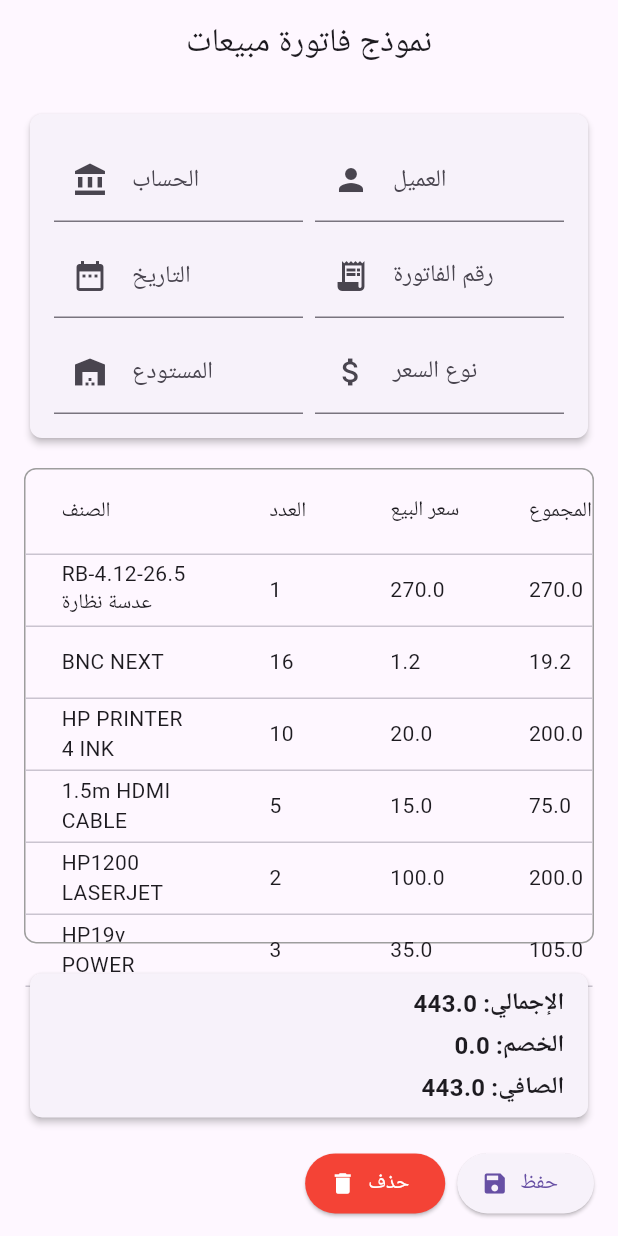
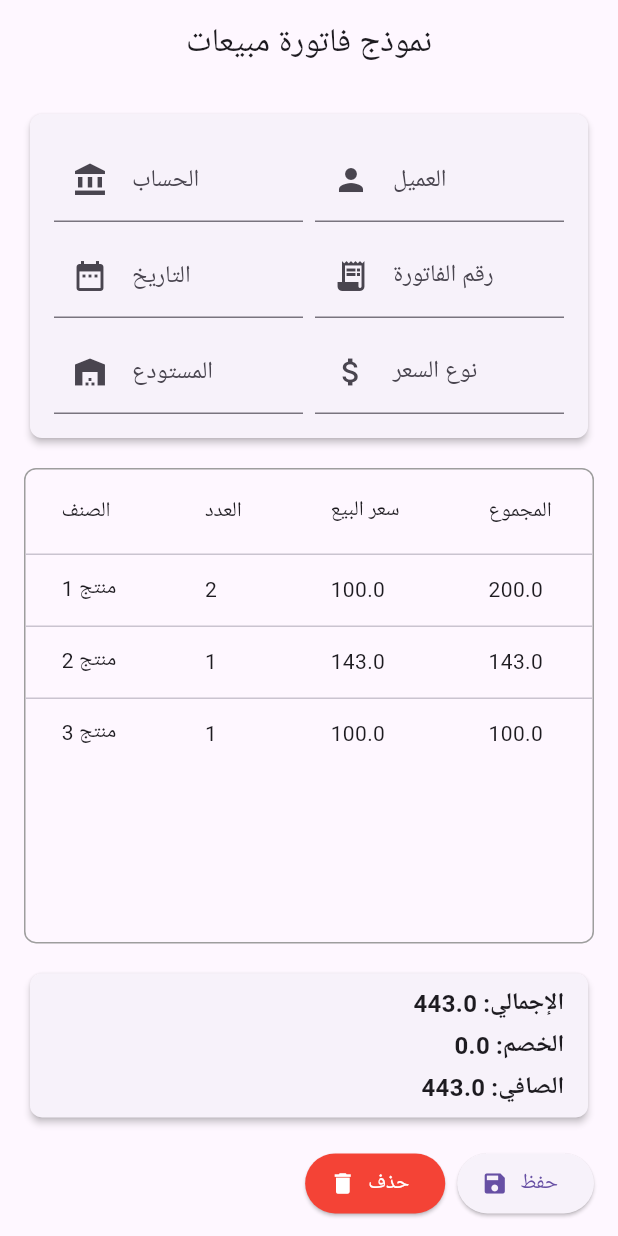
Before and after one commit to Ah95ed/Point-of-Sale, a Flutter app: the InvoicePage screen opened directly, on a phone screen of 412 x 824 dp. Run offline on Flutter 3.47's test engine with Material 3 defaults, Android fonts, the light colour scheme and no system bars; our stand-ins replace barcode_widget, file_picker, get, pdf, permission_handler, shared_preferences and 1 more; missing offline and left inert: fluent_ui, simple_barcode_scanner; accounts and stored records are empty.

Commit message:
edit sale interface sccreen

```diff
--- a/lib/Control/MobileContrller/MobileContrller.dart
+++ b/lib/Control/MobileContrller/MobileContrller.dart
@@ -6,7 +6,9 @@
 import 'package:point_of_sell/View/Pages/SalesInterface/SalesInterface.dart';
 import 'package:point_of_sell/View/Pages/home_screen.dart';
 
+
 class MobileContrller extends GetxController {
+
   List<Navigator> navigators = [
     Navigator(
       key: GlobalKey<NavigatorState>(),
--- a/lib/Helper/Locale/Language.dart
+++ b/lib/Helper/Locale/Language.dart
@@ -26,11 +26,17 @@ class Language implements Translations {
   static const import = 'import';
   static const mainSale = 'mainSale';
   static const billofsale = 'billofsale';
+  static const createListsale= "createListsale";
+  static const showlistsale = "showlistsale";
+  static const save = 'save';
 
 
   @override
   Map<String, Map<String, String>> get keys => {
         "ar": {
+          save: 'حفظ',
+          createListsale : "انشاء قائمة البيع",
+          showlistsale : "عرض قائمة البيع",
           billofsale: 'فاتورة البيع',
           mainSale: 'البيع الرئيسي',
           saleList: 'قائمة البيع',
@@ -96,6 +102,9 @@ class Language implements Translations {
           'SalesInterface': 'واجهة المبيعات',
         },
         "en": {
+          save: 'Save',
+          createListsale : "Create List Sale",
+          showlistsale : "Show List Sale",
           billofsale: 'Bill of Sale',
           mainSale: 'Main Sale',
           saleList: 'Sale List',
--- a/lib/View/Pages/SaleList/SaleList_Screen.dart
+++ b/lib/View/Pages/SaleList/SaleList_Screen.dart
@@ -1,4 +1,5 @@
 import 'package:flutter/material.dart';
+import 'package:point_of_sell/Helper/Locale/Language.dart';
 import 'package:point_of_sell/View/style/SizeApp/ScreenSize.dart';
 
 class InvoicePage extends StatelessWidget {
@@ -6,42 +7,15 @@ class InvoicePage extends StatelessWidget {
 
   @override
   Widget build(BuildContext context) {
-    // بيانات تجريبية للعرض في الجدول (UI فقط)
-    final List<Map<String, dynamic>> items = [
-      {
-        'item': 'RB-4.12-26.5 عدسة نظارة',
-        'quantity': 1,
-        'price': 270.0,
-        'total': 270.0,
-      },
-      {'item': 'BNC NEXT', 'quantity': 16, 'price': 1.2, 'total': 19.2},
-      {
-        'item': 'HP PRINTER 4 INK',
-        'quantity': 10,
-        'price': 20.0,
-        'total': 200.0,
-      },
-      {'item': '1.5m HDMI CABLE', 'quantity': 5, 'price': 15.0, 'total': 75.0},
-      {
-        'item': 'HP1200 LASERJET',
-        'quantity': 2,
-        'price': 100.0,
-        'total': 200.0,
-      },
-      {'item': 'HP19v POWER', 'quantity': 3, 'price': 35.0, 'total': 105.0},
-      {'item': 'WD 1TB HARD', 'quantity': 1, 'price': 75.0, 'total': 75.0},
-    ];
-
     return Scaffold(
       appBar: AppBar(
         title: const Text('نموذج فاتورة مبيعات'),
-        centerTitle: true,
+       centerTitle: true,
       ),
       body: SingleChildScrollView(
         padding: const EdgeInsets.all(16.0),
         child: Column(
           children: [
-            // 1) قسم الحقول العلوية
             Card(
               shape: RoundedRectangleBorder(
                 borderRadius: BorderRadius.circular(8.0),
@@ -138,17 +112,32 @@ class InvoicePage extends StatelessWidget {
                   DataColumn(label: Text('سعر البيع')),
                   DataColumn(label: Text('المجموع')),
                 ],
-                rows:
-                    items.map((item) {
-                      return DataRow(
-                        cells: [
-                          DataCell(Text(item['item'].toString())),
-                          DataCell(Text(item['quantity'].toString())),
-                          DataCell(Text(item['price'].toString())),
-                          DataCell(Text(item['total'].toString())),
-                        ],
-                      );
-                    }).toList(),
+                rows: [
+                  const DataRow(
+                    cells: [
+                      DataCell(Text('منتج 1')),
+                      DataCell(Text('2')),
+                      DataCell(Text('100.0')),
+                      DataCell(Text('200.0')),
+                    ],
+                  ),
+                  const DataRow(
+                    cells: [
+                      DataCell(Text('منتج 2')),
+                      DataCell(Text('1')),
+                      DataCell(Text('143.0')),
+                      DataCell(Text('143.0')),
+                    ],
+                  ),
+                  const DataRow(
+                    cells: [
+                      DataCell(Text('منتج 3')),
+                      DataCell(Text('1')),
+                      DataCell(Text('100.0')),
+                      DataCell(Text('100.0')),
+                    ],
+                  ),
+                ],
               ),
             ),
 
```
Also changed, not shown: lib/Control/AccountController.dart (+6 -4 lines), lib/Model/Models/DataBaseApp/DataBaseSqflite.dart (+9 -0 lines), lib/Model/Models/DataBaseApp/SaleListDataBase.dart (added, +19 -0 lines), lib/View/Pages/SalesInterface/AccountOrders.dart (+117 -33 lines), lib/View/Widget/AllItems.dart (+5 -5 lines), pubspec.yaml (+0 -27 lines).
